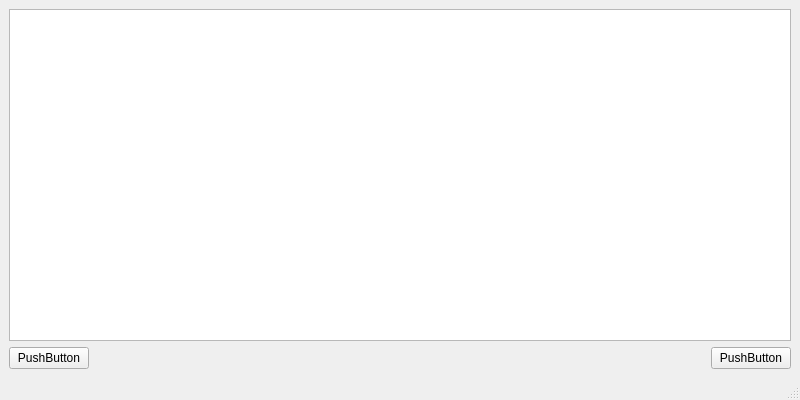
Above: mainwindow.ui from StellarRaccoon/DnD-Character-Builder before the change. Below: the same form after it.
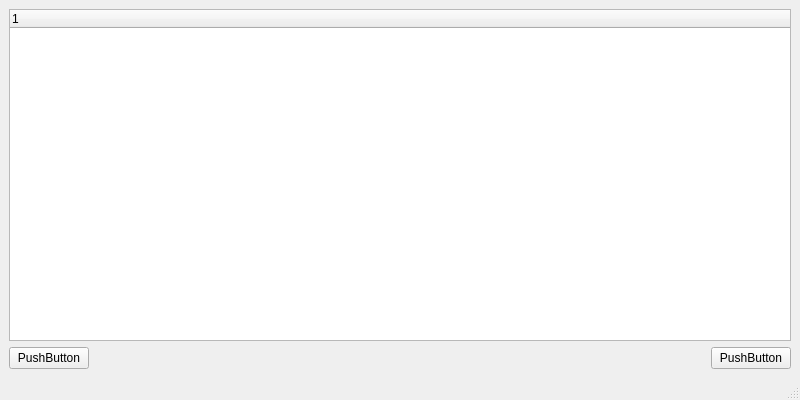
That is the form after the change.

Commit message: Create Class to conduct JSON manipulation and to connect to the API

```diff
--- a/mainwindow.ui
+++ b/mainwindow.ui
@@ -17,8 +17,14 @@
    <layout class="QVBoxLayout" name="verticalLayout">
     <item>
      <layout class="QGridLayout" name="gridLayout_2">
-      <item row="2" column="0">
-       <widget class="QListWidget" name="listWidget"/>
+      <item row="0" column="0">
+       <widget class="QTreeWidget" name="treeWidget">
+        <column>
+         <property name="text">
+          <string notr="true">1</string>
+         </property>
+        </column>
+       </widget>
       </item>
      </layout>
     </item>
```
The commit also changes 9 other files.
